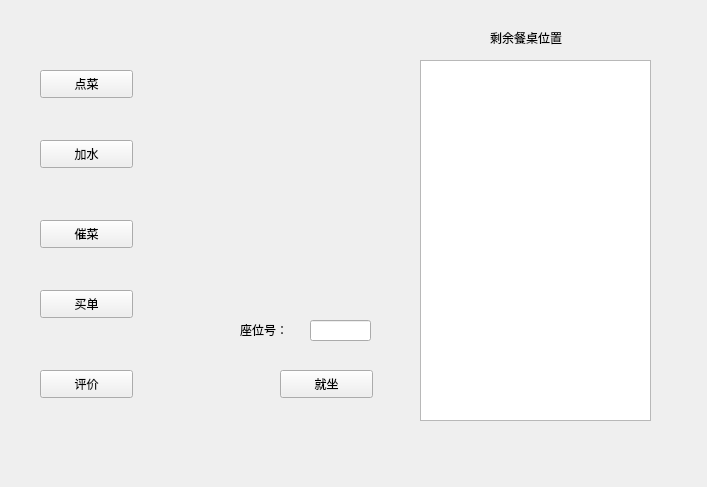
Before: the Qt Designer form customer/customer.ui in yedk/customer, drawn with Qt 5.
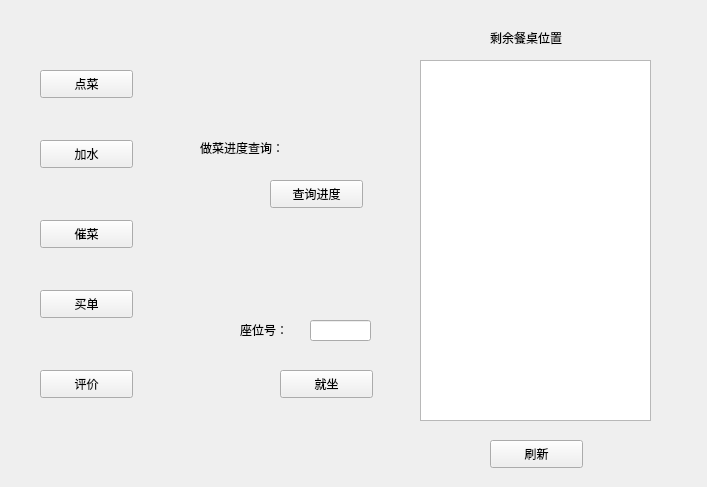
After: the same form once the commit is applied.

```diff
--- a/customer/customer.ui
+++ b/customer/customer.ui
@@ -137,6 +137,45 @@
     <string>就坐</string>
    </property>
   </widget>
+  <widget class="QPushButton" name="check_dish">
+   <property name="geometry">
+    <rect>
+     <x>270</x>
+     <y>180</y>
+     <width>93</width>
+     <height>28</height>
+    </rect>
+   </property>
+   <property name="text">
+    <string>查询进度</string>
+   </property>
+  </widget>
+  <widget class="QLabel" name="label_3">
+   <property name="geometry">
+    <rect>
+     <x>200</x>
+     <y>140</y>
+     <width>111</width>
+     <height>16</height>
+    </rect>
+   </property>
+   <property name="text">
+    <string>做菜进度查询：</string>
+   </property>
+  </widget>
+  <widget class="QPushButton" name="refresh">
+   <property name="geometry">
+    <rect>
+     <x>490</x>
+     <y>440</y>
+     <width>93</width>
+     <height>28</height>
+    </rect>
+   </property>
+   <property name="text">
+    <string>刷新</string>
+   </property>
+  </widget>
  </widget>
  <resources/>
  <connections/>
```
